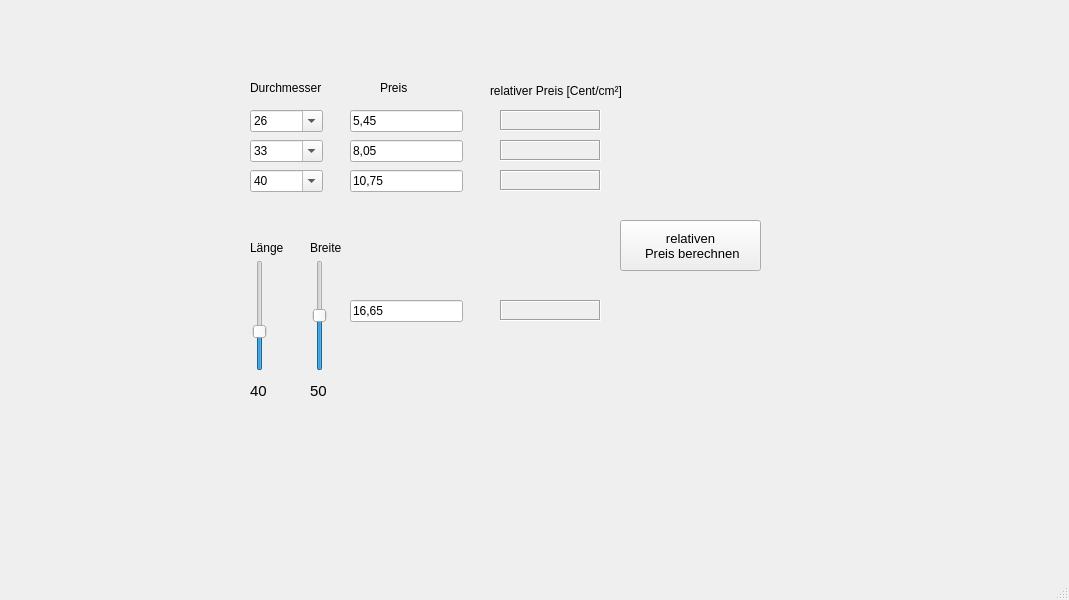
Qt form PizzaCalculator.ui (kretschmer1982/PizzaCalculator) before a commit.
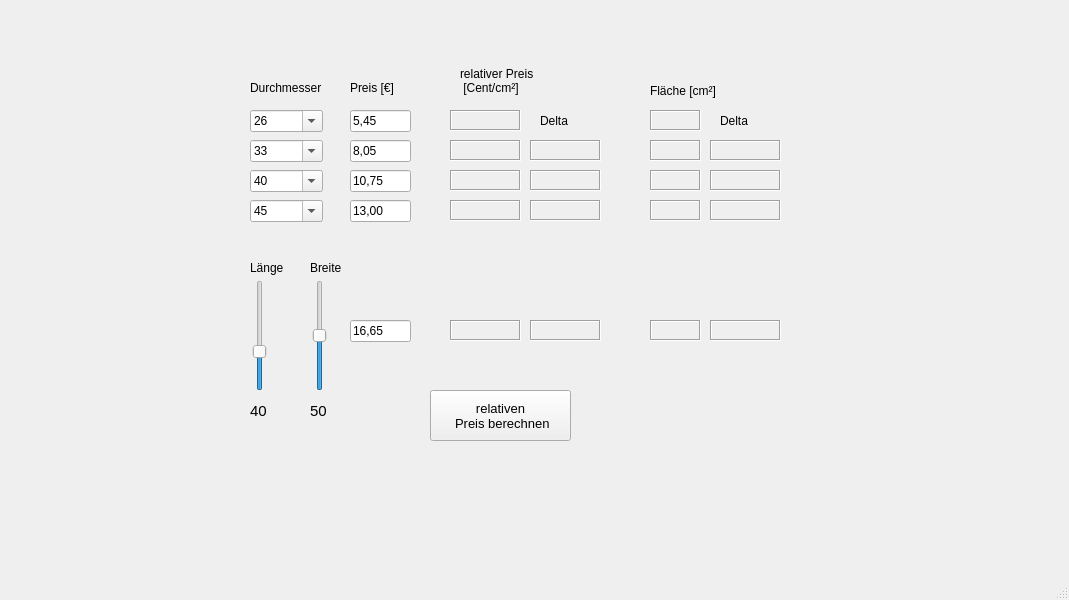
The same form after that commit. Icons and pictures are not drawn.

Commit message: calculate deltas

What changed in the file:
```diff
--- a/PizzaCalculator.ui
+++ b/PizzaCalculator.ui
@@ -67,7 +67,7 @@
      <rect>
       <x>350</x>
       <y>110</y>
-      <width>113</width>
+      <width>61</width>
       <height>22</height>
      </rect>
     </property>
@@ -87,21 +87,22 @@
    <widget class="QLabel" name="label">
     <property name="geometry">
      <rect>
-      <x>490</x>
-      <y>80</y>
-      <width>151</width>
-      <height>21</height>
+      <x>460</x>
+      <y>60</y>
+      <width>91</width>
+      <height>41</height>
      </rect>
     </property>
     <property name="text">
-     <string>relativer Preis [Cent/cm²]</string>
+     <string>relativer Preis 
+ [Cent/cm²]</string>
     </property>
    </widget>
    <widget class="QPushButton" name="calculate_PB">
     <property name="geometry">
      <rect>
-      <x>620</x>
-      <y>220</y>
+      <x>430</x>
+      <y>390</y>
       <width>141</width>
       <height>51</height>
      </rect>
@@ -119,12 +120,18 @@
    <widget class="QLabel" name="relativePrice_Out_1">
     <property name="geometry">
      <rect>
-      <x>500</x>
+      <x>450</x>
       <y>110</y>
-      <width>101</width>
+      <width>71</width>
       <height>21</height>
      </rect>
     </property>
+    <property name="font">
+     <font>
+      <weight>75</weight>
+      <bold>true</bold>
+     </font>
+    </property>
     <property name="frameShape">
      <enum>QFrame::Box</enum>
     </property>
@@ -151,14 +158,14 @@
    <widget class="QLabel" name="label_3">
     <property name="geometry">
      <rect>
-      <x>380</x>
+      <x>350</x>
       <y>80</y>
       <width>55</width>
       <height>16</height>
      </rect>
     </property>
     <property name="text">
-     <string>Preis</string>
+     <string>Preis [€]</string>
     </property>
    </widget>
    <widget class="QLineEdit" name="pizzaPrice_LI_2">
@@ -166,7 +173,7 @@
      <rect>
       <x>350</x>
       <y>140</y>
-      <width>113</width>
+      <width>61</width>
       <height>22</height>
      </rect>
     </property>
@@ -186,12 +193,18 @@
    <widget class="QLabel" name="relativePrice_Out_2">
     <property name="geometry">
      <rect>
-      <x>500</x>
+      <x>450</x>
       <y>140</y>
-      <width>101</width>
+      <width>71</width>
       <height>21</height>
      </rect>
     </property>
+    <property name="font">
+     <font>
+      <weight>75</weight>
+      <bold>true</bold>
+     </font>
+    </property>
     <property name="frameShape">
      <enum>QFrame::Box</enum>
     </property>
@@ -247,12 +260,18 @@
    <widget class="QLabel" name="relativePrice_Out_3">
     <property name="geometry">
      <rect>
-      <x>500</x>
+      <x>450</x>
       <y>170</y>
-      <width>101</width>
+      <width>71</width>
       <height>21</height>
      </rect>
     </property>
+    <property name="font">
+     <font>
+      <weight>75</weight>
+      <bold>true</bold>
+     </font>
+    </property>
     <property name="frameShape">
      <enum>QFrame::Box</enum>
     </property>
@@ -310,7 +329,7 @@
      <rect>
       <x>350</x>
       <y>170</y>
-      <width>113</width>
+      <width>61</width>
       <height>22</height>
      </rect>
     </property>
@@ -350,7 +369,7 @@
     <property name="geometry">
      <rect>
       <x>0</x>
-      <y>250</y>
+      <y>270</y>
       <width>231</width>
       <height>121</height>
      </rect>
@@ -366,7 +385,7 @@
     <property name="geometry">
      <rect>
       <x>250</x>
-      <y>260</y>
+      <y>280</y>
       <width>20</width>
       <height>111</height>
      </rect>
@@ -403,7 +422,7 @@
     <property name="geometry">
      <rect>
       <x>310</x>
-      <y>260</y>
+      <y>280</y>
       <width>20</width>
       <height>111</height>
      </rect>
@@ -437,7 +456,7 @@
     <property name="geometry">
      <rect>
       <x>250</x>
-      <y>380</y>
+      <y>400</y>
       <width>21</width>
       <height>21</height>
      </rect>
@@ -455,7 +474,7 @@
     <property name="geometry">
      <rect>
       <x>310</x>
-      <y>380</y>
+      <y>400</y>
       <width>21</width>
       <height>21</height>
      </rect>
@@ -473,7 +492,7 @@
     <property name="geometry">
      <rect>
       <x>250</x>
-      <y>240</y>
+      <y>260</y>
       <width>41</width>
       <height>16</height>
      </rect>
@@ -486,7 +505,7 @@
     <property name="geometry">
      <rect>
       <x>310</x>
-      <y>240</y>
+      <y>260</y>
       <width>41</width>
       <height>16</height>
      </rect>
@@ -499,8 +518,8 @@
     <property name="geometry">
      <rect>
       <x>350</x>
-      <y>300</y>
-      <width>113</width>
+      <y>320</y>
+      <width>61</width>
       <height>22</height>
      </rect>
     </property>
@@ -517,15 +536,358 @@
      <string>Preis eingeben</string>
     </property>
    </widget>
+   <widget class="QLabel" name="relativePrice_Out_5">
+    <property name="geometry">
+     <rect>
+      <x>450</x>
+      <y>320</y>
+      <width>71</width>
+      <height>21</height>
+     </rect>
+    </property>
+    <property name="font">
+     <font>
+      <weight>75</weight>
+      <bold>true</bold>
+     </font>
+    </property>
+    <property name="frameShape">
+     <enum>QFrame::Box</enum>
+    </property>
+    <property name="frameShadow">
+     <enum>QFrame::Sunken</enum>
+    </property>
+    <property name="text">
+     <string/>
+    </property>
+   </widget>
+   <widget class="QLabel" name="relCngPrice_Label_1">
+    <property name="geometry">
+     <rect>
+      <x>530</x>
+      <y>140</y>
+      <width>71</width>
+      <height>21</height>
+     </rect>
+    </property>
+    <property name="frameShape">
+     <enum>QFrame::Box</enum>
+    </property>
+    <property name="frameShadow">
+     <enum>QFrame::Sunken</enum>
+    </property>
+    <property name="text">
+     <string/>
+    </property>
+   </widget>
+   <widget class="QLabel" name="relCngPrice_Label_2">
+    <property name="geometry">
+     <rect>
+      <x>530</x>
+      <y>170</y>
+      <width>71</width>
+      <height>21</height>
+     </rect>
+    </property>
+    <property name="frameShape">
+     <enum>QFrame::Box</enum>
+    </property>
+    <property name="frameShadow">
+     <enum>QFrame::Sunken</enum>
+    </property>
+    <property name="text">
+     <string/>
+    </property>
+   </widget>
+   <widget class="QLabel" name="relCngPrice_Label_4">
+    <property name="geometry">
+     <rect>
+      <x>530</x>
+      <y>320</y>
+      <width>71</width>
+      <height>21</height>
+     </rect>
+    </property>
+    <property name="frameShape">
+     <enum>QFrame::Box</enum>
+    </property>
+    <property name="frameShadow">
+     <enum>QFrame::Sunken</enum>
+    </property>
+    <property name="text">
+     <string/>
+    </property>
+   </widget>
+   <widget class="QLabel" name="Area_label_1">
+    <property name="geometry">
+     <rect>
+      <x>650</x>
+      <y>110</y>
+      <width>51</width>
+      <height>21</height>
+     </rect>
+    </property>
+    <property name="frameShape">
+     <enum>QFrame::Box</enum>
+    </property>
+    <property name="frameShadow">
+     <enum>QFrame::Sunken</enum>
+    </property>
+    <property name="text">
+     <string/>
+    </property>
+   </widget>
+   <widget class="QLabel" name="label_6">
+    <property name="geometry">
+     <rect>
+      <x>650</x>
+      <y>80</y>
+      <width>81</width>
+      <height>21</height>
+     </rect>
+    </property>
+    <property name="text">
+     <string>Fläche [cm²]</string>
+    </property>
+   </widget>
+   <widget class="QLabel" name="Area_label_2">
+    <property name="geometry">
+     <rect>
+      <x>650</x>
+      <y>140</y>
+      <width>51</width>
+      <height>21</height>
+     </rect>
+    </property>
+    <property name="frameShape">
+     <enum>QFrame::Box</enum>
+    </property>
+    <property name="frameShadow">
+     <enum>QFrame::Sunken</enum>
+    </property>
+    <property name="text">
+     <string/>
+    </property>
+   </widget>
+   <widget class="QLabel" name="Area_label_3">
+    <property name="geometry">
+     <rect>
+      <x>650</x>
+      <y>170</y>
+      <width>51</width>
+      <height>21</height>
+     </rect>
+    </property>
+    <property name="frameShape">
+     <enum>QFrame::Box</enum>
+    </property>
+    <property name="frameShadow">
+     <enum>QFrame::Sunken</enum>
+    </property>
+    <property name="text">
+     <string/>
+    </property>
+   </widget>
+   <widget class="QLabel" name="label_7">
+    <property name="geometry">
+     <rect>
+      <x>540</x>
+      <y>110</y>
+      <width>51</width>
+      <height>21</height>
+     </rect>
+    </property>
+    <property name="text">
+     <string>Delta</string>
+    </property>
+   </widget>
+   <widget class="QLabel" name="Area_label_5">
+    <property name="geometry">
+     <rect>
+      <x>650</x>
+      <y>320</y>
+      <width>51</width>
+      <height>21</height>
+     </rect>
+    </property>
+    <property name="frameShape">
+     <enum>QFrame::Box</enum>
+    </property>
+    <property name="frameShadow">
+     <enum>QFrame::Sunken</enum>
+    </property>
+    <property name="text">
+     <string/>
+    </property>
+   </widget>
+   <widget class="QLabel" name="label_8">
+    <property name="geometry">
+     <rect>
+      <x>720</x>
+      <y>110</y>
+      <width>51</width>
+      <height>21</height>
+     </rect>
+    </property>
+    <property name="text">
+     <string>Delta</string>
+    </property>
+   </widget>
+   <widget class="QLabel" name="relCngArea_Label_2">
+    <property name="geometry">
+     <rect>
+      <x>710</x>
+      <y>170</y>
+      <width>71</width>
+      <height>21</height>
+     </rect>
+    </property>
+    <property name="frameShape">
+     <enum>QFrame::Box</enum>
+    </property>
+    <property name="frameShadow">
+     <enum>QFrame::Sunken</enum>
+    </property>
+    <property name="text">
+     <string/>
+    </property>
+   </widget>
+   <widget class="QLabel" name="relCngArea_Label_4">
+    <property name="geometry">
+     <rect>
+      <x>710</x>
+      <y>320</y>
+      <width>71</width>
+      <height>21</height>
+     </rect>
+    </property>
+    <property name="frameShape">
+     <enum>QFrame::Box</enum>
+    </property>
+    <property name="frameShadow">
+     <enum>QFrame::Sunken</enum>
+    </property>
+    <property name="text">
+     <string/>
+    </property>
+   </widget>
+   <widget class="QLabel" name="relCngArea_Label_1">
+    <property name="geometry">
+     <rect>
+      <x>710</x>
+      <y>140</y>
+      <width>71</width>
+      <height>21</height>
+     </rect>
+    </property>
+    <property name="frameShape">
+     <enum>QFrame::Box</enum>
+    </property>
+    <property name="frameShadow">
+     <enum>QFrame::Sunken</enum>
+    </property>
+    <property name="text">
+     <string/>
+    </property>
+   </widget>
+   <widget class="QLineEdit" name="pizzaPrice_LI_5">
+    <property name="geometry">
+     <rect>
+      <x>350</x>
+      <y>200</y>
+      <width>61</width>
+      <height>22</height>
+     </rect>
+    </property>
+    <property name="toolTip">
+     <string>&lt;html&gt;&lt;head/&gt;&lt;body&gt;&lt;p&gt;Preis der Pizza eingeben&lt;/p&gt;&lt;/body&gt;&lt;/html&gt;</string>
+    </property>
+    <property name="inputMethodHints">
+     <set>Qt::ImhFormattedNumbersOnly</set>
+    </property>
+    <property name="text">
+     <string>13,00</string>
+    </property>
+    <property name="placeholderText">
+     <string>Preis eingeben</string>
+    </property>
+   </widget>
+   <widget class="QLabel" name="relCngPrice_Label_3">
+    <property name="geometry">
+     <rect>
+      <x>530</x>
+      <y>200</y>
+      <width>71</width>
+      <height>21</height>
+     </rect>
+    </property>
+    <property name="frameShape">
+     <enum>QFrame::Box</enum>
+    </property>
+    <property name="frameShadow">
+     <enum>QFrame::Sunken</enum>
+    </property>
+    <property name="text">
+     <string/>
+    </property>
+   </widget>
+   <widget class="QComboBox" name="pizzaSize_CB_4">
+    <property name="geometry">
+     <rect>
+      <x>250</x>
+      <y>200</y>
+      <width>73</width>
+      <height>22</height>
+     </rect>
+    </property>
+    <property name="contextMenuPolicy">
+     <enum>Qt::DefaultContextMenu</enum>
+    </property>
+    <property name="editable">
+     <bool>true</bool>
+    </property>
+    <property name="currentText">
+     <string>45</string>
+    </property>
+    <property name="currentIndex">
+     <number>3</number>
+    </property>
+    <item>
+     <property name="text">
+      <string>26</string>
+     </property>
+    </item>
+    <item>
+     <property name="text">
+      <string>33</string>
+     </property>
+    </item>
+    <item>
+     <property name="text">
+      <string>40</string>
+     </property>
+    </item>
+    <item>
+     <property name="text">
+      <string>45</string>
+     </property>
+    </item>
+   </widget>
    <widget class="QLabel" name="relativePrice_Out_4">
     <property name="geometry">
      <rect>
-      <x>500</x>
-      <y>300</y>
-      <width>101</width>
+      <x>450</x>
+      <y>200</y>
+      <width>71</width>
       <height>21</height>
      </rect>
     </property>
+    <property name="font">
+     <font>
+      <weight>75</weight>
+      <bold>true</bold>
+     </font>
+    </property>
     <property name="frameShape">
      <enum>QFrame::Box</enum>
     </property>
@@ -539,24 +901,17 @@
    <widget class="QLabel" name="relChange_Label_1">
     <property name="geometry">
      <rect>
-      <x>630</x>
-      <y>140</y>
-      <width>55</width>
-      <height>16</height>
+      <x>650</x>
+      <y>200</y>
+      <width>51</width>
+      <height>21</height>
      </rect>
     </property>
-    <property name="text">
-     <string/>
+    <property name="frameShape">
+     <enum>QFrame::Box</enum>
     </property>
-   </widget>
-   <widget class="QLabel" name="relChange_Label_2">
-    <property name="geometry">
-     <rect>
-      <x>630</x>
-      <y>170</y>
-      <width>55</width>
-      <height>16</height>
-     </rect>
+    <property name="frameShadow">
+     <enum>QFrame::Sunken</enum>
     </property>
     <property name="text">
      <string/>
@@ -565,12 +920,18 @@
    <widget class="QLabel" name="relChange_Label_3">
     <property name="geometry">
      <rect>
-      <x>630</x>
-      <y>300</y>
-      <width>55</width>
-      <height>16</height>
+      <x>710</x>
+      <y>200</y>
+      <width>71</width>
+      <height>21</height>
      </rect>
     </property>
+    <property name="frameShape">
+     <enum>QFrame::Box</enum>
+    </property>
+    <property name="frameShadow">
+     <enum>QFrame::Sunken</enum>
+    </property>
     <property name="text">
      <string/>
     </property>
```
Left out of the diff: 26 changed lines with no effect on the pictures. The commit also changes 3 other files.
